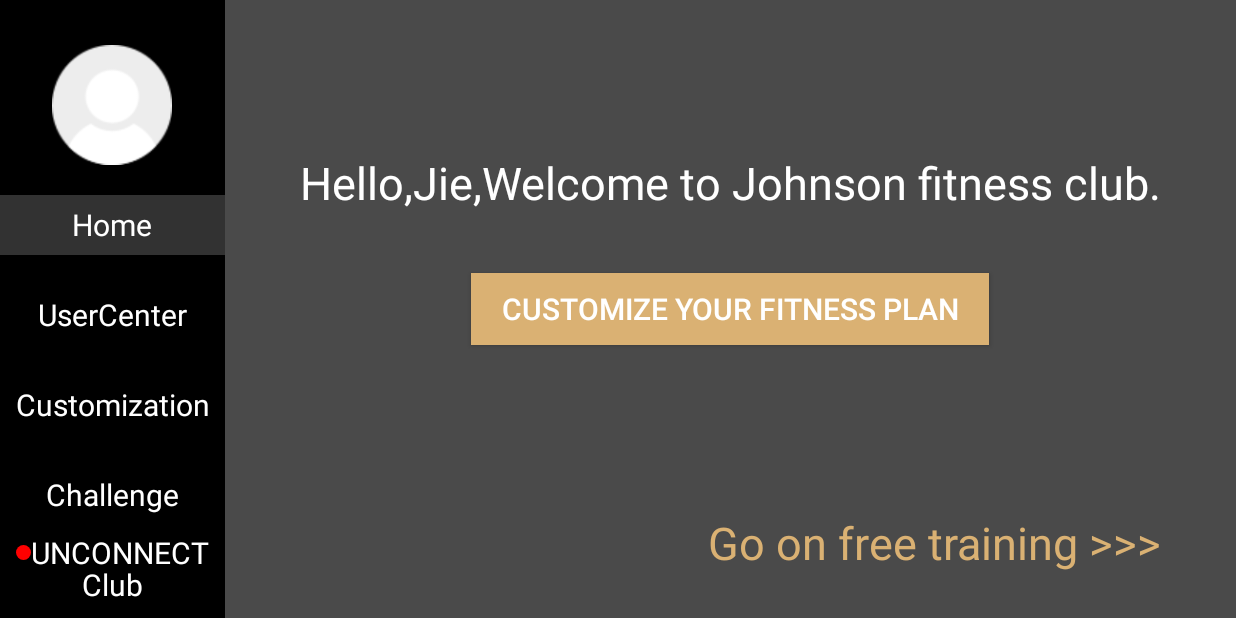
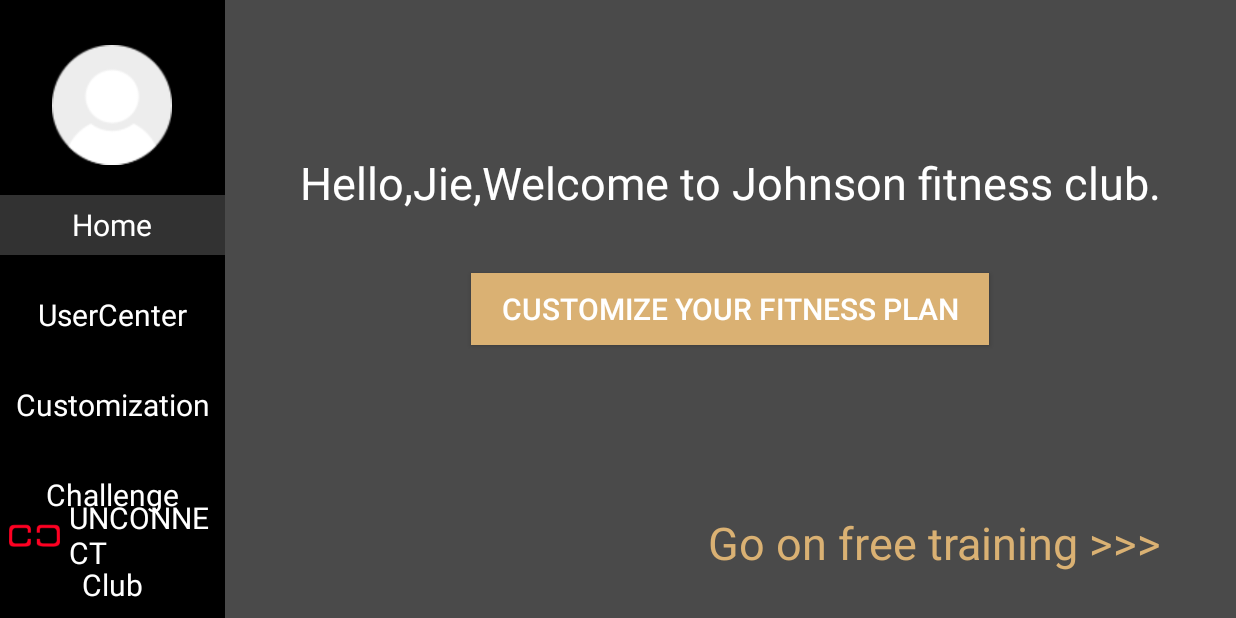
Before and after one commit to johnsonApp/Homegym, an Android app: the screen it shows after launch (HomePageActivity), on a phone screen of 824 x 412 dp (held sideways). Run offline under Robolectric (Android 15) with nearby library versions, the phone set to English and light mode, and no system bars; libraries missing offline, so code that uses them is left out: com.github.mikephil.charting, io.objectbox, io.objectbox.android; 4 statements that could not run were skipped.

Commit message:
update reconnect code

```diff
--- a/app/src/main/java/com/jht/homegym/HomePageActivity.java
+++ b/app/src/main/java/com/jht/homegym/HomePageActivity.java
@@ -262,12 +262,12 @@ public class HomePageActivity extends BleActivity implements View.OnClickListene
                             mConnectedStatus = mIsConnected;
                             if(mIsConnected){
                                 mConnectStatus.setText(activity.getResources().getString(R.string.ble_connected));
-                                Drawable drawable = getResources().getDrawable(R.drawable.ble_connect, null);
+                                Drawable drawable = getResources().getDrawable(R.drawable.linked, null);
                                 drawable.setBounds(0, 0, drawable.getIntrinsicWidth(), drawable.getIntrinsicHeight());
                                 mConnectStatus.setCompoundDrawablesRelative(drawable, null, null, null);
                             }else {
                                 mConnectStatus.setText(activity.getResources().getString(R.string.ble_unconnect));
-                                Drawable drawable = getResources().getDrawable(R.drawable.ble_unconnect, null);
+                                Drawable drawable = getResources().getDrawable(R.drawable.link_nor, null);
                                 drawable.setBounds(0, 0, drawable.getIntrinsicWidth(), drawable.getIntrinsicHeight());
                                 mConnectStatus.setCompoundDrawablesRelative(drawable, null, null, null);
                             }
--- a/app/src/main/java/com/jht/homegym/ble/BleActivity.java
+++ b/app/src/main/java/com/jht/homegym/ble/BleActivity.java
@@ -335,6 +335,9 @@ public class BleActivity extends AppCompatActivity {
     public void setConnect(){
         mIsCancel = false;
         int size = mDeviceList.size();
+        if(size == 0) {
+            mRetryTime = 0;
+        }
         if(size < 2){
             setScan(true);
         }else {
--- a/app/src/main/res/layout/activity_user_profile.xml
+++ b/app/src/main/res/layout/activity_user_profile.xml
@@ -90,7 +90,7 @@
             android:layout_alignParentBottom="true"
             android:layout_centerHorizontal="true"
             android:layout_marginBottom="30dp"
-            android:drawableStart="@drawable/ble_unconnect"
+            android:drawableStart="@drawable/link_nor"
             android:textColor="@android:color/white"
             android:textSize="@dimen/user_profile_text1"
             android:text="@string/ble_unconnect"/>
```
Also changed, not shown: app/src/main/res/drawable-mdpi/link_nor.png (added), app/src/main/res/drawable-mdpi/linked.png (added), app/src/main/res/drawable-xhdpi/link_nor.png (added), app/src/main/res/drawable-xhdpi/linked.png (added).
